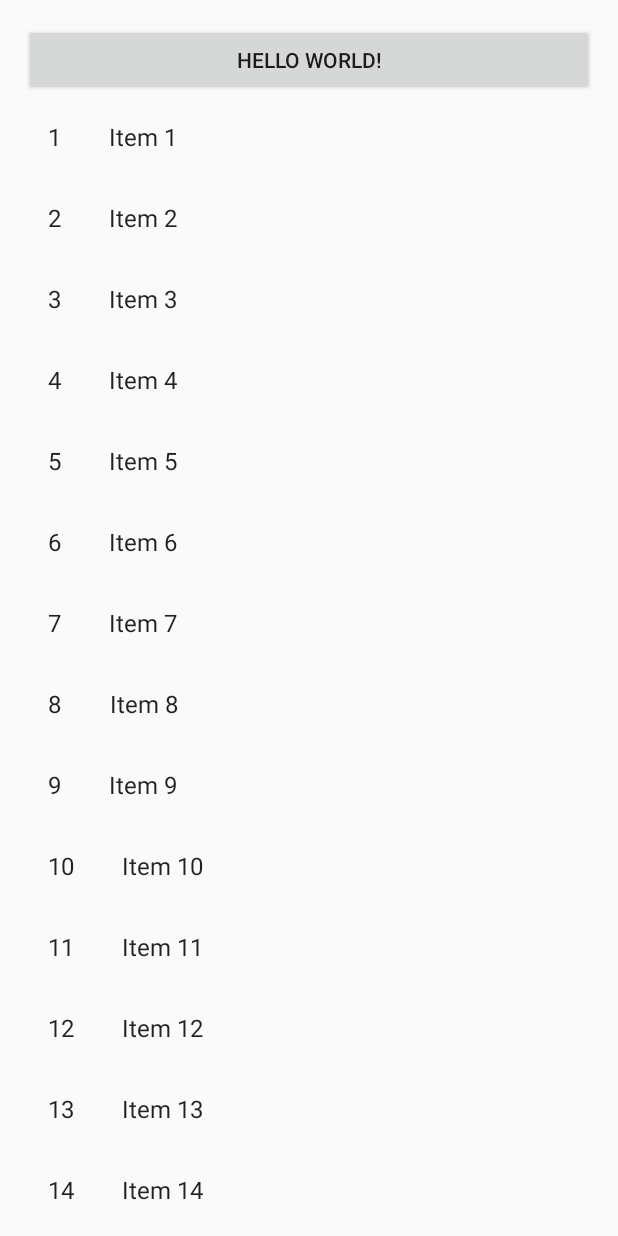
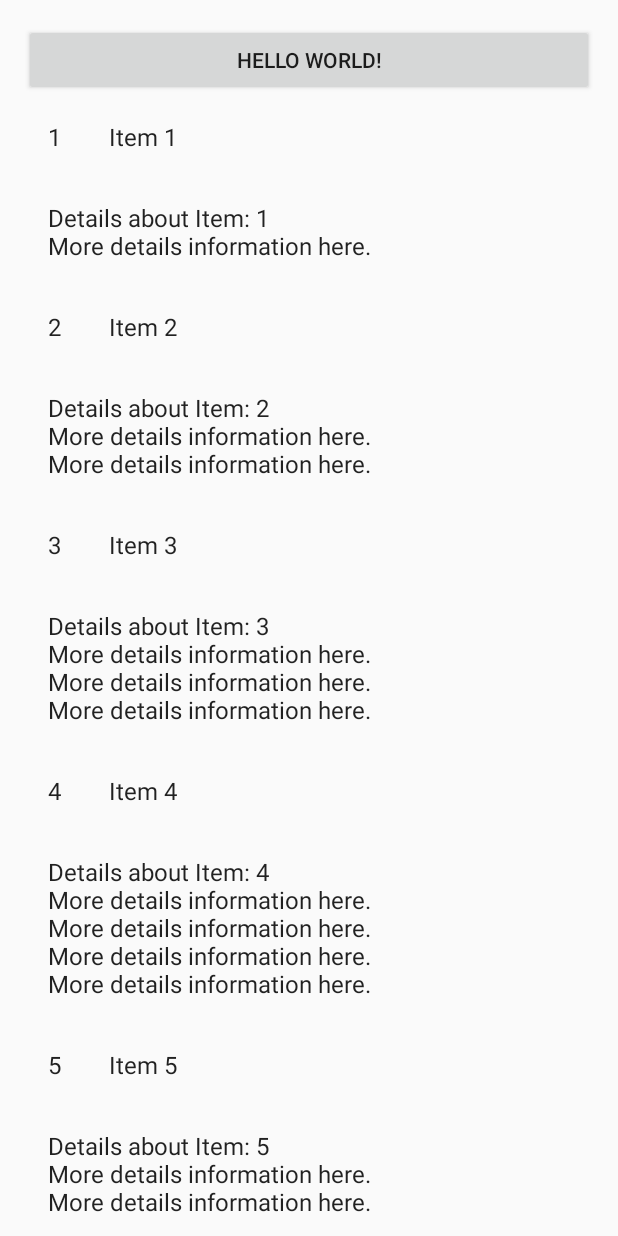
Before and after one commit to asasine/playground, an Android app: the screen it shows after launch (MainActivity), on a phone screen of 412 x 824 dp. Run offline under Robolectric (Android 15) with nearby library versions, the phone set to English and light mode, and no system bars.

Commit message:
Cards now show details below the ID and content

```diff
--- a/Playground/app/src/main/java/net/sasine/playground/activity/MainActivity.java
+++ b/Playground/app/src/main/java/net/sasine/playground/activity/MainActivity.java
@@ -37,8 +37,8 @@ public class MainActivity extends Activity implements ItemFragment.OnListFragmen
     }
 
     @Override
-    public void onListFragmentInteraction(DummyContent.DummyItem item) {
-        Log.i(TAG, "onListFragmentInteraction callback: " + item);
+    public void onListFragmentInteraction(int itemPos, DummyContent.DummyItem item) {
+        Log.i(TAG, itemPos + " selected: " + item);
     }
 
     // Called by activity_main.xml button:onClick
--- a/Playground/app/src/main/java/net/sasine/playground/fragment/MyItemRecyclerViewAdapter.java
+++ b/Playground/app/src/main/java/net/sasine/playground/fragment/MyItemRecyclerViewAdapter.java
@@ -42,6 +42,7 @@ public class MyItemRecyclerViewAdapter extends RecyclerView.Adapter<MyItemRecycl
         holder.mItem = mValues.get(position);
         holder.mIdView.setText(mValues.get(position).id);
         holder.mContentView.setText(mValues.get(position).content);
+        holder.mDetailsView.setText(mValues.get(position).details);
 
         holder.mView.setOnClickListener(new View.OnClickListener() {
             @Override
@@ -49,7 +50,7 @@ public class MyItemRecyclerViewAdapter extends RecyclerView.Adapter<MyItemRecycl
                 if (null != mListener) {
                     // Notify the active callbacks interface (the activity, if the
                     // fragment is attached to one) that an item has been selected.
-                    mListener.onListFragmentInteraction(holder.mItem);
+                    mListener.onListFragmentInteraction(holder.getAdapterPosition(), holder.mItem);
                 }
             }
         });
@@ -68,6 +69,7 @@ public class MyItemRecyclerViewAdapter extends RecyclerView.Adapter<MyItemRecycl
         public final View mView;
         public final TextView mIdView;
         public final TextView mContentView;
+        public final TextView mDetailsView;
         public DummyItem mItem;
 
         public ViewHolder(View view) {
@@ -75,6 +77,7 @@ public class MyItemRecyclerViewAdapter extends RecyclerView.Adapter<MyItemRecycl
             mView = view;
             mIdView = (TextView) view.findViewById(R.id.id);
             mContentView = (TextView) view.findViewById(R.id.content);
+            mDetailsView = (TextView) view.findViewById(R.id.details);
         }
 
         @Override
--- a/Playground/app/src/main/res/layout/fragment_item.xml
+++ b/Playground/app/src/main/res/layout/fragment_item.xml
@@ -1,6 +1,11 @@
 <?xml version="1.0" encoding="utf-8"?>
 <LinearLayout xmlns:android="http://schemas.android.com/apk/res/android"
     android:layout_width="wrap_content"
+    android:layout_height="wrap_content"
+    android:orientation="vertical">
+
+    <LinearLayout
+        android:layout_width="match_parent"
         android:layout_height="wrap_content"
         android:orientation="horizontal">
 
@@ -18,3 +23,18 @@
             android:layout_margin="@dimen/text_margin"
             android:textAppearance="?attr/textAppearanceListItem" />
     </LinearLayout>
+
+    <LinearLayout
+        android:layout_width="match_parent"
+        android:layout_height="wrap_content">
+
+        <TextView
+            android:id="@+id/details"
+            android:layout_width="match_parent"
+            android:layout_height="wrap_content"
+            android:layout_margin="@dimen/text_margin"
+            android:textAppearance="?attr/textAppearanceListItem" />
+
+    </LinearLayout>
+
+</LinearLayout>
```
Also changed, not shown: Playground/app/src/main/java/net/sasine/playground/fragment/ItemFragment.java (+6 -4 lines). Lines whose indentation alone changed are shown as unchanged.
